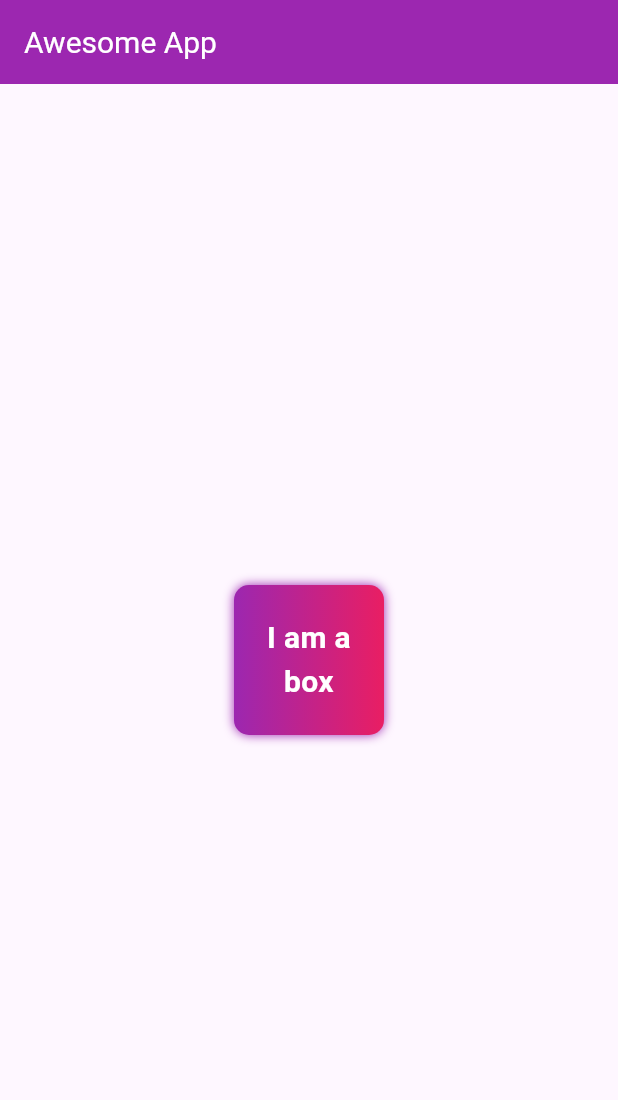
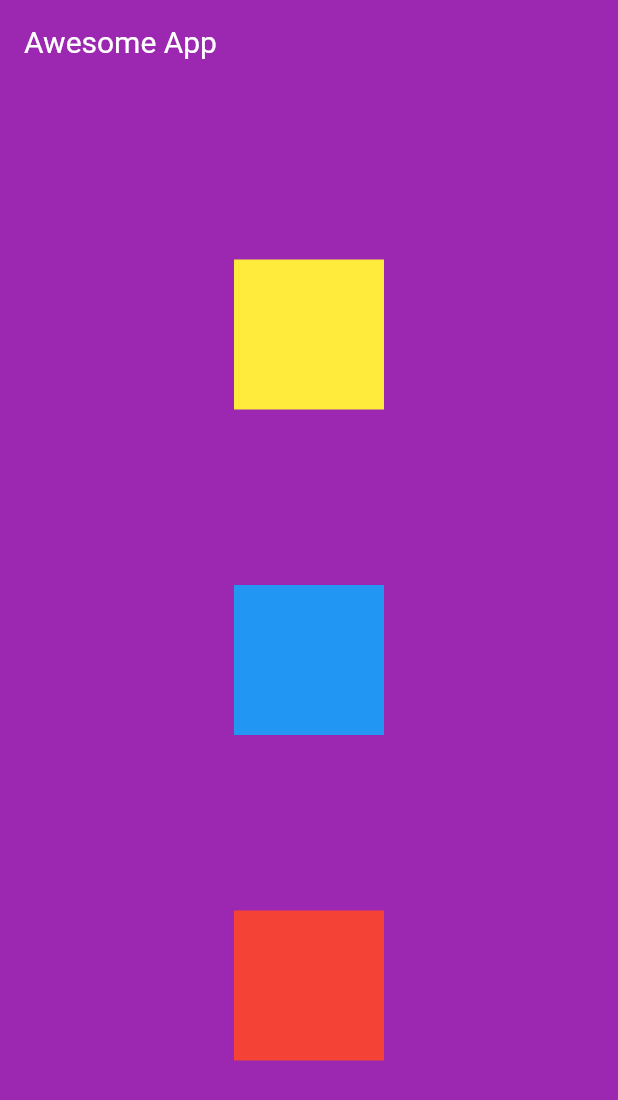
Before and after one commit to lloydbutay123/flutter_tutorial, a Flutter app: the screen it shows after launch, on a phone screen of 412 x 824 dp. Shown: the top 1100 px of the screen. Run offline on Flutter 3.47's test engine with Material 3 defaults, Android fonts, the phone set to English and light mode, and no system bars.

Commit message:
Rows and Columns

```diff
--- a/lib/main.dart
+++ b/lib/main.dart
@@ -15,27 +15,36 @@ class MyWidget extends StatelessWidget {
         backgroundColor: Colors.purple,
         titleTextStyle: TextStyle(color: Colors.white, fontSize: 20),
       ),
-      body: Center(
-        child: Container(
+      body: Container(
+        color: Colors.purple,
+        height: double.infinity,
+        width: double.infinity,
+        child: Column(
+          mainAxisAlignment: MainAxisAlignment.spaceEvenly,
+          crossAxisAlignment: CrossAxisAlignment.center,
+          children: <Widget>[
+            Container(
               padding: EdgeInsets.all(10),
               alignment: Alignment.center,
               width: 100,
               height: 100,
-          decoration: BoxDecoration(
-            color: Colors.purple,
-            borderRadius: BorderRadius.circular(10),
-            gradient: LinearGradient(colors: [Colors.purple, Colors.pink]),
-            boxShadow: [BoxShadow(color: Colors.purple, blurRadius: 5)],
+              color: Colors.yellow,
             ),
-          child: Text(
-            "I am a box",
-            textAlign: TextAlign.center,
-            style: TextStyle(
-              fontSize: 20,
-              color: Colors.white,
-              fontWeight: FontWeight.bold,
+            Container(
+              padding: EdgeInsets.all(10),
+              alignment: Alignment.center,
+              width: 100,
+              height: 100,
+              color: Colors.blue,
             ),
+            Container(
+              padding: EdgeInsets.all(10),
+              alignment: Alignment.center,
+              width: 100,
+              height: 100,
+              color: Colors.red,
             ),
+          ],
         ),
       ),
     );
```
Lines whose indentation alone changed are shown as unchanged.
